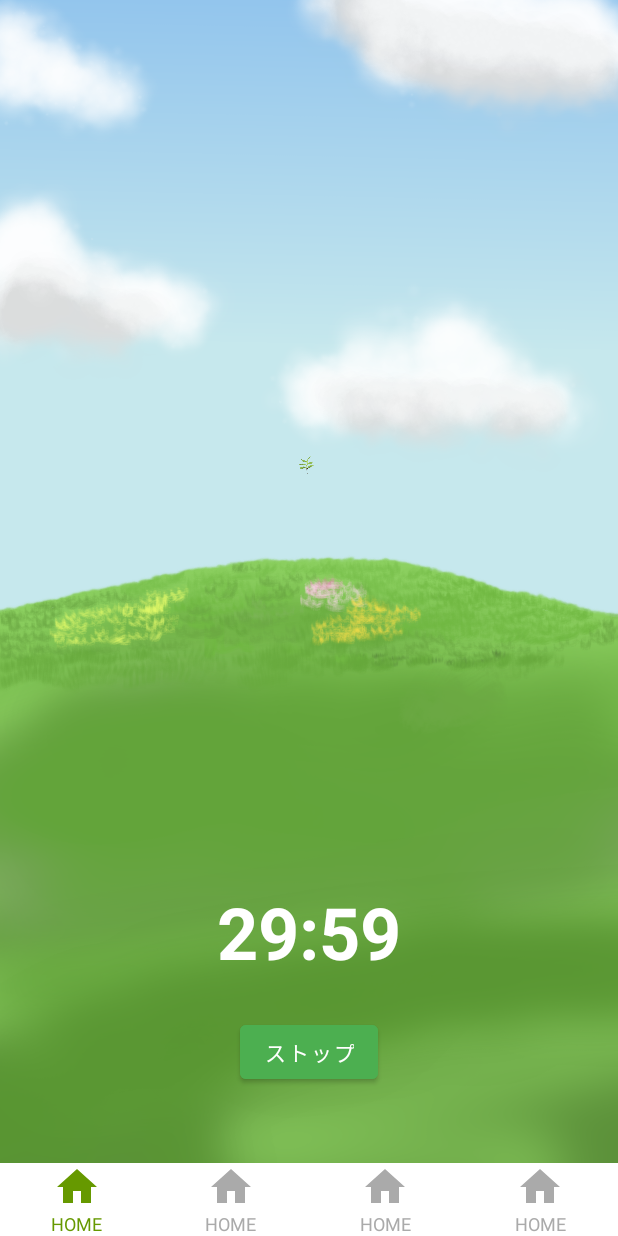
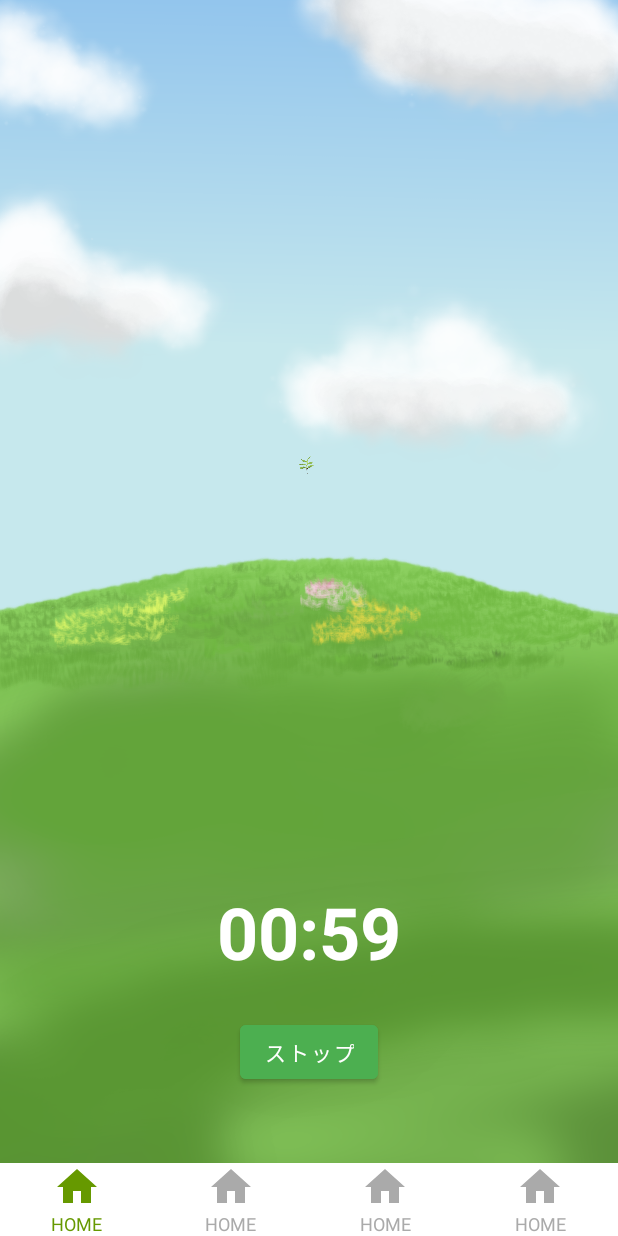
Before and after one commit to strawberrycandy/Submission_invironment, an Android app built with Jetpack Compose: the Home_MainActivity screen opened directly, with no data from a screen before it, after a tap on "スタート", on a phone screen of 412 x 824 dp. Run offline under Robolectric (Android 15) with nearby library versions, the phone set to English and light mode, and no system bars; 1 statement that could not run was skipped.

Commit message:
通知がくるようにした

```diff
--- a/app/src/main/AndroidManifest.xml
+++ b/app/src/main/AndroidManifest.xml
@@ -1,6 +1,8 @@
 <?xml version="1.0" encoding="utf-8"?>
 <manifest xmlns:android="http://schemas.android.com/apk/res/android"
     xmlns:tools="http://schemas.android.com/tools">
+
+    <uses-permission android:name="android.permission.POST_NOTIFICATIONS" />
 
     <application
     android:theme="@style/Theme.merged"
--- a/app/src/main/java/com/example/merged/main/Home_MainActivity.kt
+++ b/app/src/main/java/com/example/merged/main/Home_MainActivity.kt
@@ -36,7 +36,7 @@ class Home_MainActivity : AppCompatActivity() {
     // ★★★ 桜の成長に関する定数と変数 (新規/修正) ★★★
     private var countDownTimer: CountDownTimer? = null
     private var isTimerRunning = false
-    private val defaultTimerDurationMinutes = 30L
+    private val defaultTimerDurationMinutes = 1L//テスト用：本来は30
     private var currentLayoutId: Int = R.layout.activity_main
 
     // 桜の成長段階 (0〜4)
```
